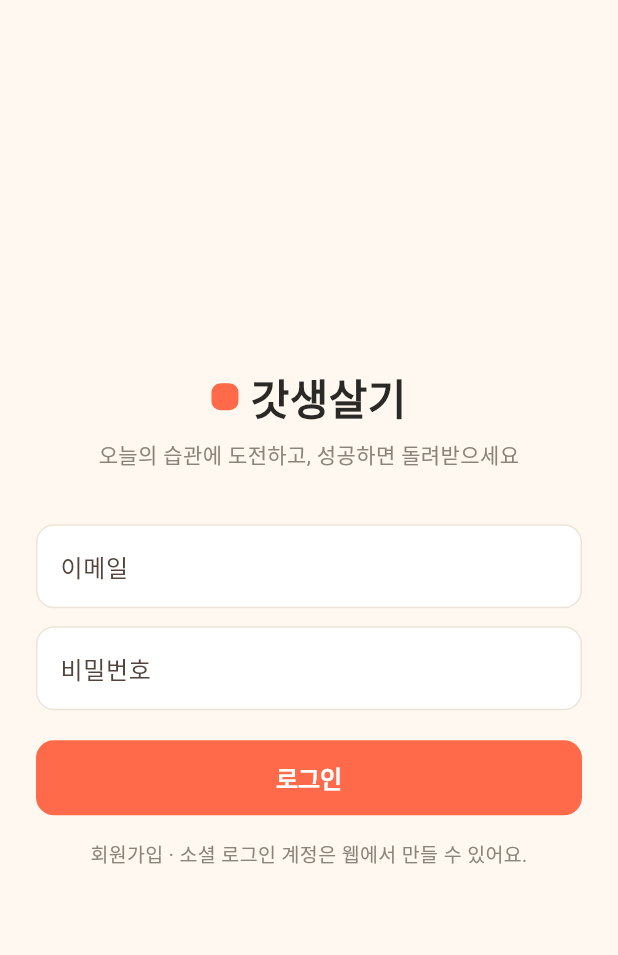
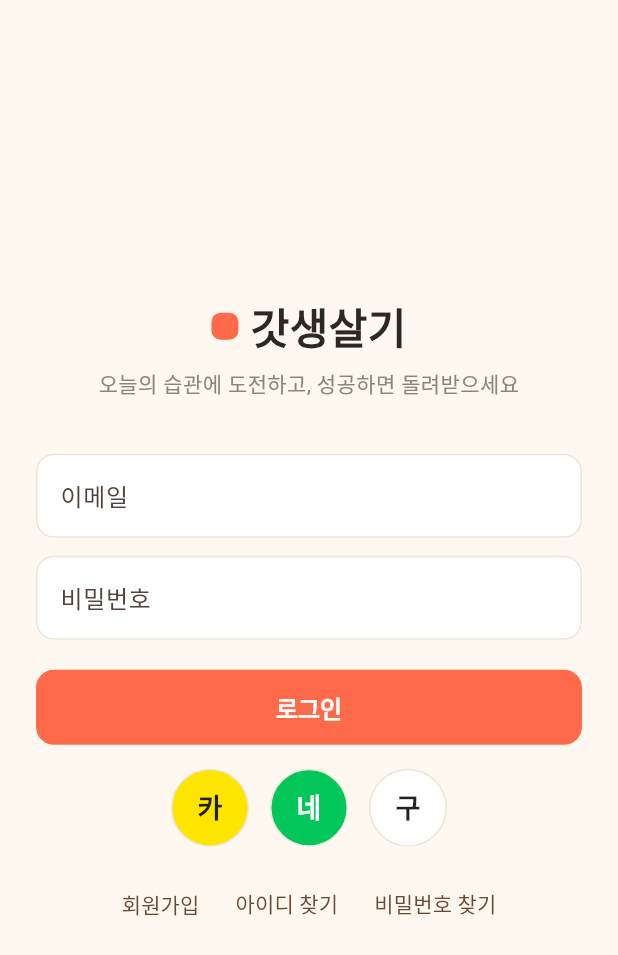
Before and after one commit to nae442939-prog/GodLife, a Flutter app: the screen it shows after launch, on a phone screen of 412 x 824 dp. Shown: the top 955 px of the screen. Run offline on Flutter 3.47's test engine with Material 3 defaults, Android fonts, the light colour scheme and no system bars; our stand-ins replace cookie_jar, dio, dio_cookie_manager, image_picker; accounts and stored records are empty; network calls fail.

Commit message:
feat: 폰은 앱 화면, 컴퓨터는 웹사이트로 나눠 보여 주기
- 서버(nginx)가 폰이면 /app/(Flutter)으로 보낸다. ?web=1 이면 1시간 동안 웹 그대로
- 앱 로그인 화면에 소셜 로그인 · 회원가입 · 아이디/비밀번호 찾기 연결
- 알림 종의 숫자 표시가 잘리지 않게 위쪽 줄 여유
- 배포 서버의 nginx 설정을 deploy/ 에 남김

```diff
--- a/mobile/lib/screens/home_shell.dart
+++ b/mobile/lib/screens/home_shell.dart
@@ -55,6 +55,8 @@ class _HomeShellState extends State<HomeShell> {
     return Scaffold(
       appBar: AppBar(
         titleSpacing: 20,
+        // 종 위의 숫자 표시가 화면 위쪽 · 오른쪽 끝에서 잘리지 않게 여유를 둔다
+        toolbarHeight: 64,
         title: Row(children: [
           Container(
             width: 14,
@@ -68,13 +70,15 @@ class _HomeShellState extends State<HomeShell> {
           IconButton(
             tooltip: '알림',
             onPressed: _openNotifications,
+            padding: const EdgeInsets.all(12),
             icon: Badge(
               isLabelVisible: _unread > 0,
               label: Text(_unread > 99 ? '99+' : '$_unread'),
+              offset: const Offset(2, -2),
               child: const Icon(Icons.notifications_none, size: 26),
             ),
           ),
-          const SizedBox(width: 8),
+          const SizedBox(width: 14),
         ],
       ),
       body: body,
--- a/mobile/lib/screens/login_screen.dart
+++ b/mobile/lib/screens/login_screen.dart
@@ -1,10 +1,13 @@
+import 'package:flutter/foundation.dart' show kIsWeb;
 import 'package:flutter/material.dart';
 import 'package:provider/provider.dart';
+import 'package:url_launcher/url_launcher.dart';
 
+import '../api/api_client.dart';
 import '../app_state.dart';
 import '../theme.dart';
 
-/// 이메일 로그인. 가입 · 소셜 로그인 · 비밀번호 찾기는 웹에서 한다 (앱은 핵심 흐름만 담는다).
+/// 이메일 로그인 + 소셜 로그인(카카오 · 네이버 · 구글). 회원가입 · 비밀번호 찾기는 웹 화면으로 보낸다.
 class LoginScreen extends StatefulWidget {
   const LoginScreen({super.key});
 
@@ -41,6 +44,33 @@ class _LoginScreenState extends State<LoginScreen> {
     } finally {
       if (mounted) setState(() => _busy = false);
     }
+  }
+
+  /// 웹에만 있는 화면(가입 · 소셜 로그인)을 같은 창에서 연다
+  Future<void> _openWeb(String path) async {
+    await launchUrl(Uri.parse('$serverBase$path'), webOnlyWindowName: kIsWeb ? '_self' : null);
+  }
+
+  Widget _social(String label, Color background, Color foreground, String provider) {
+    return Tooltip(
+      message: '$label 로그인',
+      child: InkWell(
+        customBorder: const CircleBorder(),
+        onTap: () => _openWeb('/oauth2/authorization/$provider'),
+        child: Container(
+          width: 52,
+          height: 52,
+          alignment: Alignment.center,
+          decoration: BoxDecoration(
+            color: background,
+            shape: BoxShape.circle,
+            border: Border.all(color: AppColors.border),
+          ),
+          child: Text(label.substring(0, 1),
+              style: TextStyle(color: foreground, fontWeight: FontWeight.w900, fontSize: 18)),
+        ),
+      ),
+    );
   }
 
   @override
@@ -90,8 +120,20 @@ class _LoginScreenState extends State<LoginScreen> {
                   child: Text(_busy ? '로그인하는 중…' : '로그인'),
                 ),
                 const SizedBox(height: 16),
-                const Text('회원가입 · 소셜 로그인 계정은 웹에서 만들 수 있어요.',
-                    textAlign: TextAlign.center, style: TextStyle(color: AppColors.muted, fontSize: 13)),
+                // 소셜 로그인: 서버가 로그인 뒤 리프레시 쿠키를 심고 돌려보내면 앱이 켜지면서 자동으로 로그인된다
+                Row(mainAxisAlignment: MainAxisAlignment.center, children: [
+                  _social('카카오', const Color(0xFFFEE500), Colors.black87, 'kakao'),
+                  const SizedBox(width: 14),
+                  _social('네이버', const Color(0xFF03C75A), Colors.white, 'naver'),
+                  const SizedBox(width: 14),
+                  _social('구글', Colors.white, Colors.black87, 'google'),
+                ]),
+                const SizedBox(height: 14),
+                Wrap(alignment: WrapAlignment.center, crossAxisAlignment: WrapCrossAlignment.center, children: [
+                  TextButton(onPressed: () => _openWeb('/signup?web=1'), child: const Text('회원가입')),
+                  TextButton(onPressed: () => _openWeb('/find-id?web=1'), child: const Text('아이디 찾기')),
+                  TextButton(onPressed: () => _openWeb('/find-password?web=1'), child: const Text('비밀번호 찾기')),
+                ]),
               ]),
             ),
           ),
--- a/mobile/pubspec.yaml
+++ b/mobile/pubspec.yaml
@@ -40,6 +40,7 @@ dependencies:
   path_provider: ^2.1.6
   image_picker: ^1.2.4
   provider: ^6.1.5+1
+  url_launcher: ^6.3.3
 
 dev_dependencies:
   flutter_test:
```
Also changed, not shown: mobile/pubspec.lock, 1 other file.
